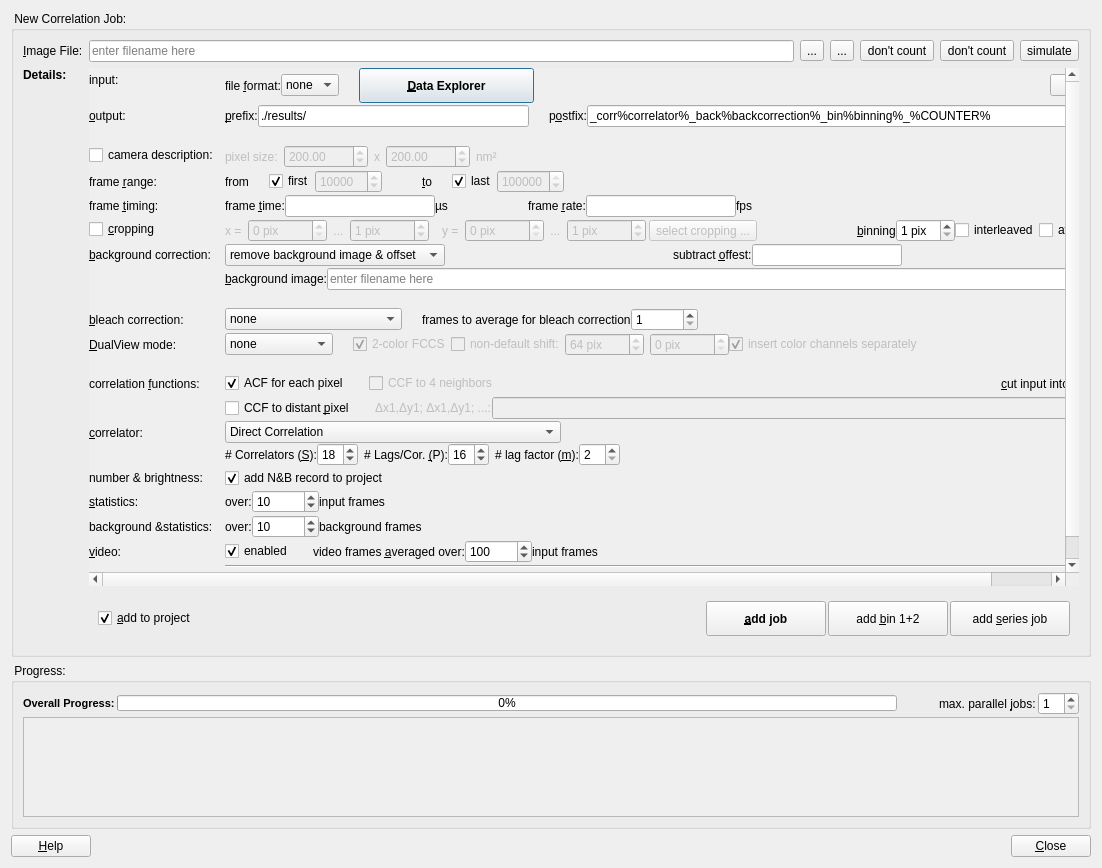
First picture: the form in plugins/imagingfcs/qfrdrimagingfcscorrelationdialog.ui, repository jkriege2/QuickFit3, before the edit.
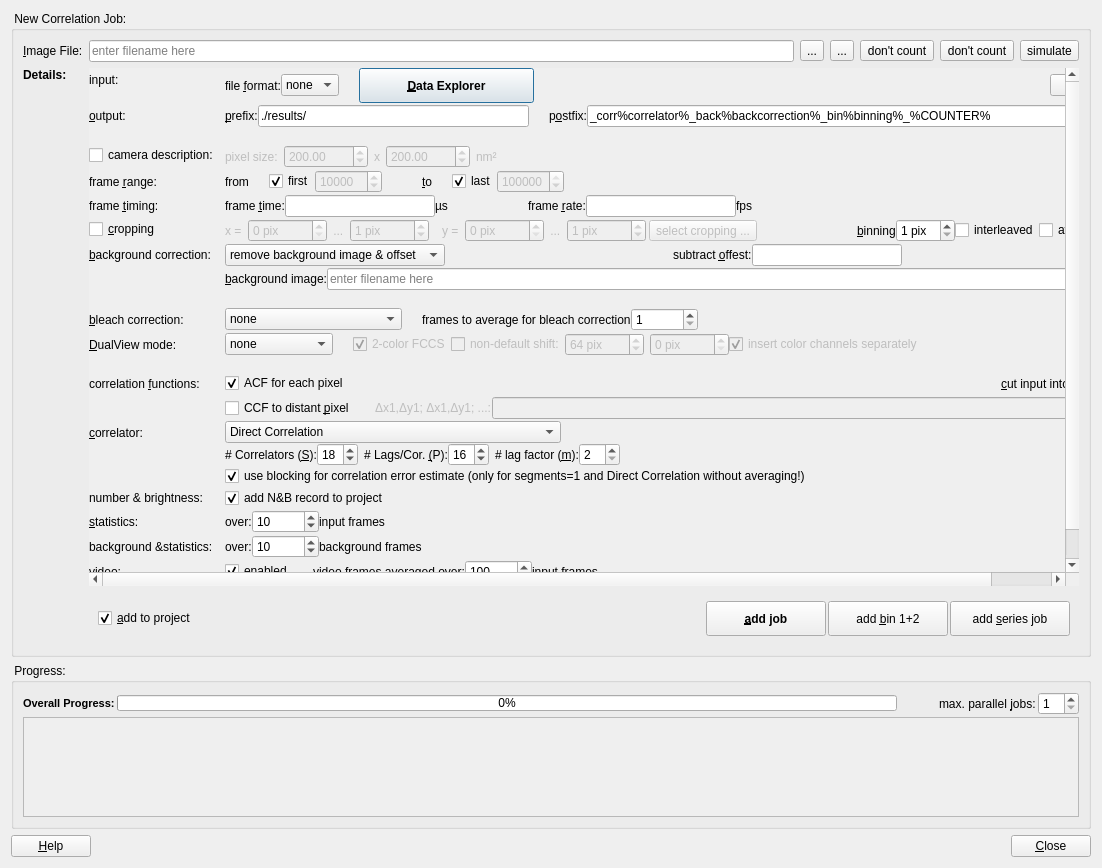
Second picture: the form after the edit. Icons and pictures are not drawn. Custom widgets are drawn as their Qt base class.

Diff of the .ui file:
```diff
--- a/plugins/imagingfcs/qfrdrimagingfcscorrelationdialog.ui
+++ b/plugins/imagingfcs/qfrdrimagingfcscorrelationdialog.ui
@@ -151,8 +151,8 @@
           <rect>
            <x>0</x>
            <y>0</y>
-           <width>1135</width>
-           <height>589</height>
+           <width>1011</width>
+           <height>542</height>
           </rect>
          </property>
          <property name="sizePolicy">
@@ -1459,35 +1459,6 @@
                  </property>
                 </widget>
                </item>
-               <item>
-                <spacer name="horizontalSpacer_19">
-                 <property name="orientation">
-                  <enum>Qt::Horizontal</enum>
-                 </property>
-                 <property name="sizeType">
-                  <enum>QSizePolicy::Fixed</enum>
-                 </property>
-                 <property name="sizeHint" stdset="0">
-                  <size>
-                   <width>20</width>
-                   <height>20</height>
-                  </size>
-                 </property>
-                </spacer>
-               </item>
-               <item>
-                <widget class="QCheckBox" name="chkCCF">
-                 <property name="enabled">
-                  <bool>false</bool>
-                 </property>
-                 <property name="text">
-                  <string>CCF to 4 neighbors</string>
-                 </property>
-                 <property name="checked">
-                  <bool>false</bool>
-                 </property>
-                </widget>
-               </item>
                <item>
                 <spacer name="horizontalSpacer_15">
                  <property name="orientation">
@@ -1779,6 +1750,16 @@
                  </item>
                 </layout>
                </item>
+               <item>
+                <widget class="QCheckBox" name="chkBlocking">
+                 <property name="text">
+                  <string>use blocking for correlation error estimate (only for segments=1 and Direct Correlation without averaging!)</string>
+                 </property>
+                 <property name="checked">
+                  <bool>true</bool>
+                 </property>
+                </widget>
+               </item>
               </layout>
              </item>
              <item row="16" column="0">
@@ -2405,6 +2386,11 @@
   </layout>
  </widget>
  <customwidgets>
+  <customwidget>
+   <class>QEnhancedLineEdit</class>
+   <extends>QLineEdit</extends>
+   <header>qenhancedlineedit.h</header>
+  </customwidget>
   <customwidget>
    <class>QFDoubleEdit</class>
    <extends>QLineEdit</extends>
@@ -2414,11 +2400,6 @@
     <slot>setValue(double)</slot>
    </slots>
   </customwidget>
-  <customwidget>
-   <class>QEnhancedLineEdit</class>
-   <extends>QLineEdit</extends>
-   <header>qenhancedlineedit.h</header>
-  </customwidget>
  </customwidgets>
  <tabstops>
   <tabstop>edtImageFile</tabstop>
```
Left out of the diff: 71 changed lines with no effect on the pictures.
